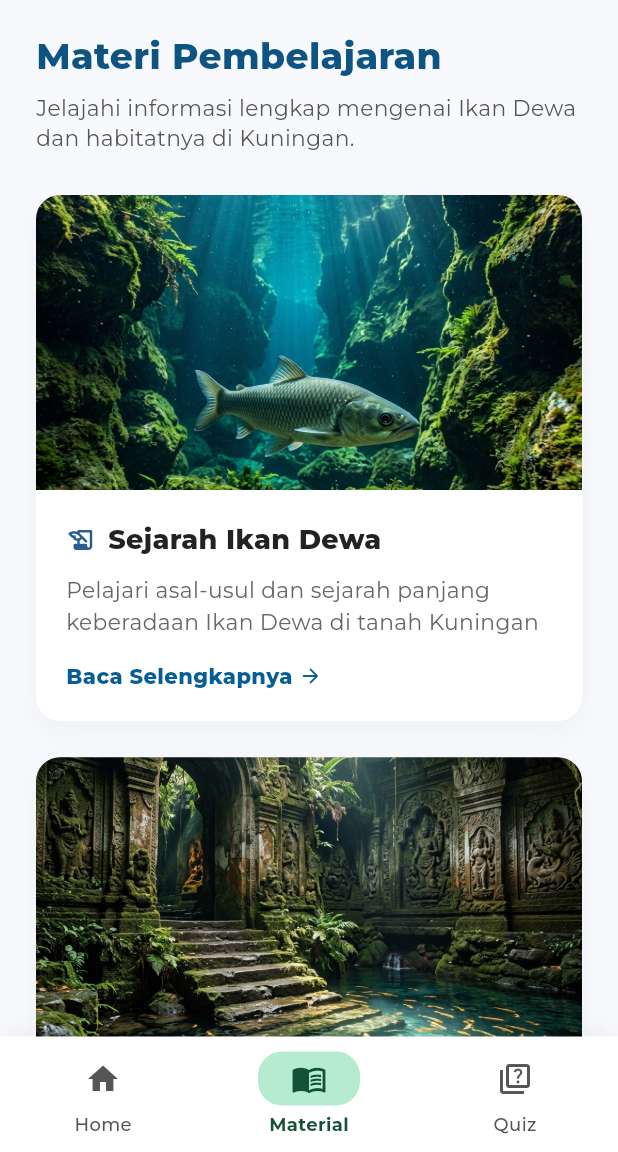
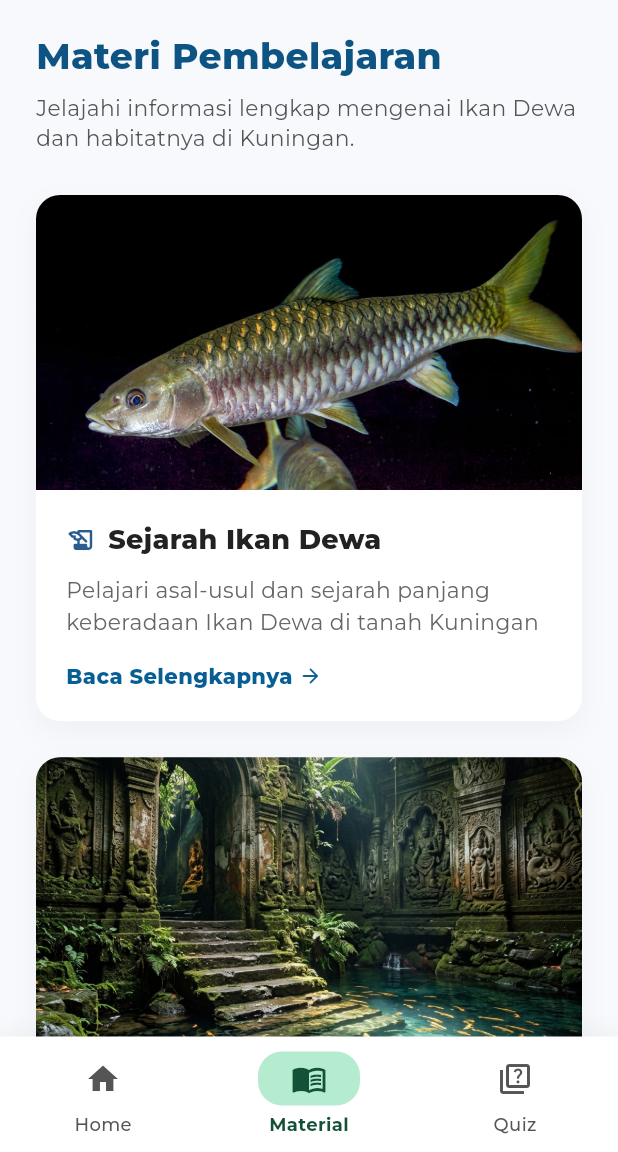
Before and after one commit to MuhRizkyRama/dewafishexplore, a Flutter app: the screen it shows after launch, item 2 of the bottom bar chosen, on a phone screen of 412 x 824 dp, the part 84-1236 px from its top. Run offline on Flutter 3.47's test engine with Material 3 defaults, Android fonts, the phone set to English and light mode, and no system bars; our stand-ins replace google_fonts.

Commit message:
benerin gambar

```diff
--- a/lib/main.dart
+++ b/lib/main.dart
@@ -428,7 +428,7 @@ class _MaterialScreenState extends State<MaterialScreen> {
       'title': 'Sejarah Ikan Dewa',
       'detailTitle': 'Sejarah & Legenda Ikan Dewa',
       'desc': 'Pelajari asal-usul dan sejarah panjang keberadaan Ikan Dewa di tanah Kuningan',
-      'image': 'assets/images/sejarah_ikan_dewa.png',
+      'image': 'assets/images/sejarah_ikan_dewa.jpg',
       'icon': Icons.history_edu_rounded,
       'iconColor': const Color(0xFF2B5C8F),
       'actionText': 'Baca Selengkapnya',
@@ -499,7 +499,7 @@ class _MaterialScreenState extends State<MaterialScreen> {
       'title': 'Fakta Unik',
       'detailTitle': 'Fakta Unik Ikan Dewa',
       'desc': 'Karakteristik biologis, perilaku, dan habitat spesifik yang membuat ikan ini...',
-      'image': 'assets/images/fakta_unik.png',
+      'image': 'assets/images/fakta_unik.jpg',
       'icon': Icons.push_pin_rounded,
       'iconColor': const Color(0xFF075E94),
       'actionText': 'Baca Selengkapnya',
```
Also changed, not shown: assets/images/fakta_unik.jpg (added), assets/images/fakta_unik.png (deleted), assets/images/lokasi_wisata.png, assets/images/sejarah_ikan_dewa.jpg (added), assets/images/sejarah_ikan_dewa.png (deleted).
